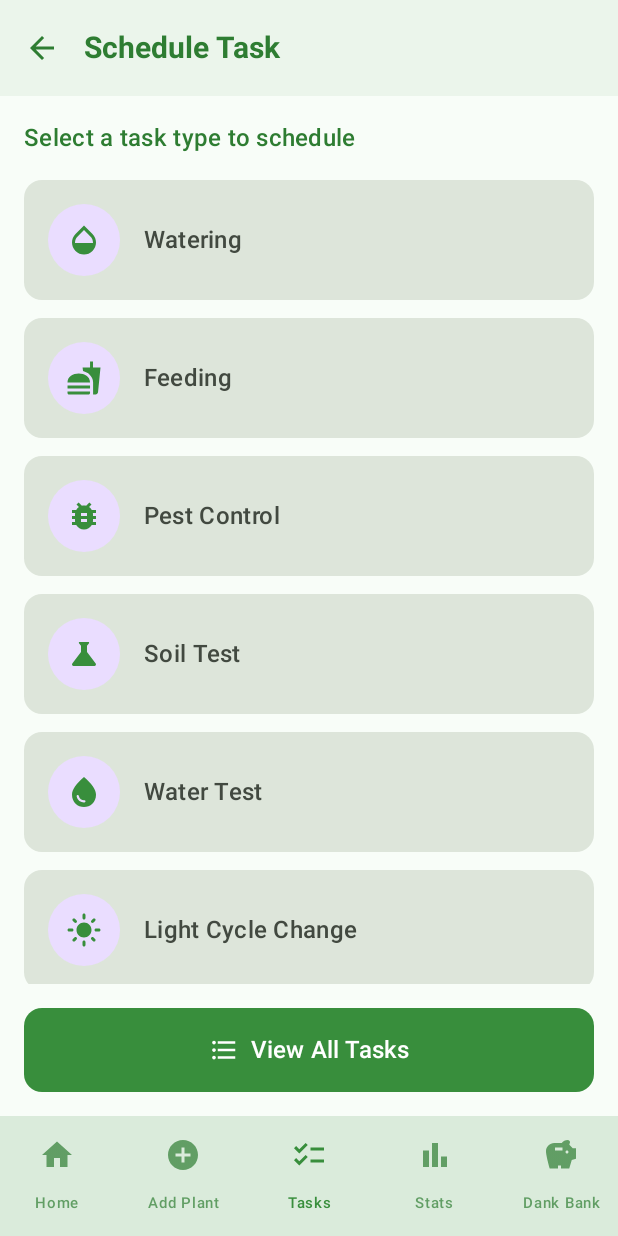
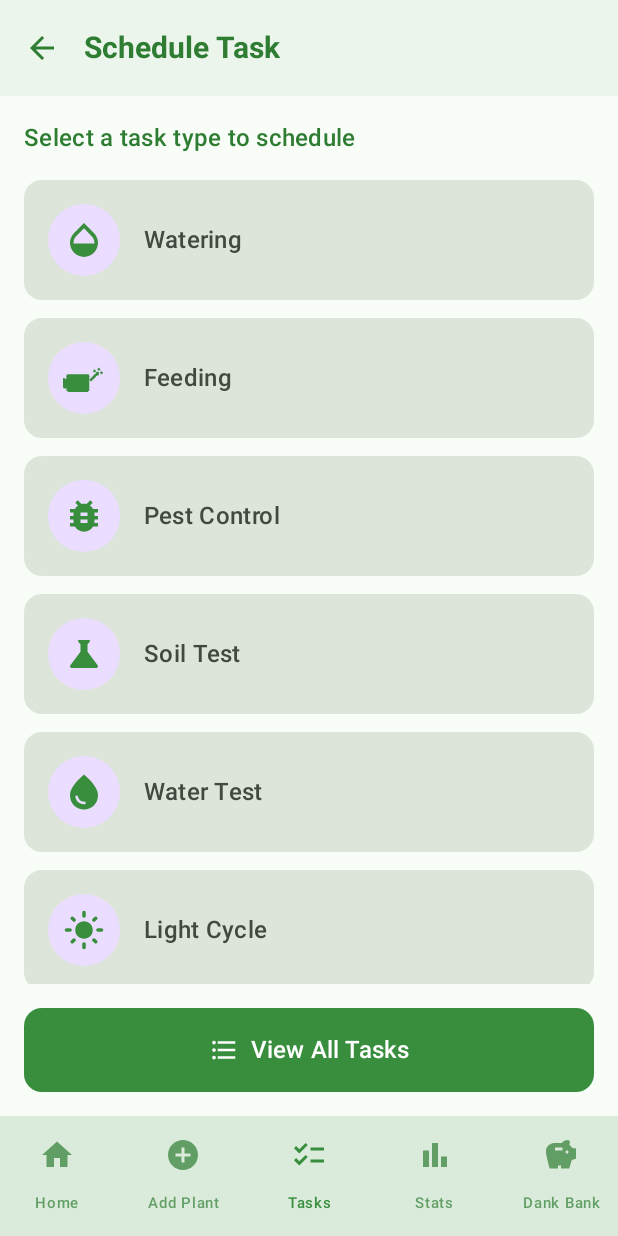
Before and after one commit to Ay7ot/mygreenhouse, an Android app built with Jetpack Compose: the screen it shows after launch (MainActivity), item 3 of the bottom bar chosen, on a phone screen of 412 x 824 dp. Run offline under Robolectric (Android 15) with nearby library versions, the phone set to English and light mode, and no system bars; our stand-ins replace Room's generated code; 6 statements that could not run were skipped.

Commit message:
Added custom feeding icon

```diff
--- a/app/src/main/java/com/example/mygreenhouse/ui/screens/dankbank/DankBankScreen.kt
+++ b/app/src/main/java/com/example/mygreenhouse/ui/screens/dankbank/DankBankScreen.kt
@@ -948,16 +948,16 @@ fun SimplePieChart(
     // Define text color before Canvas scope
     val textColor = if (darkTheme) TextWhite else MaterialTheme.colorScheme.onSurface
 
-    Column(
+    Row(
         modifier = modifier,
-        horizontalAlignment = Alignment.CenterHorizontally
+        verticalAlignment = Alignment.CenterVertically,
+        horizontalArrangement = Arrangement.Center
     ) {
         // Pie Chart
         Canvas(
             modifier = Modifier.size(180.dp)
         ) {
             var startAngle = 0f
-
             data.entries.filter { it.value > 0 }.forEachIndexed { index, entry ->
                 val sweepAngle = 360f * entry.value / total
                 drawArc(
@@ -969,33 +969,19 @@ fun SimplePieChart(
                 startAngle += sweepAngle
             }
         }
-
-        Spacer(modifier = Modifier.height(20.dp))
-
-        // Legend - centered below the chart
+        Spacer(modifier = Modifier.width(24.dp))
+        // Legend list
         Column(
-            modifier = Modifier.fillMaxWidth(),
-            verticalArrangement = Arrangement.spacedBy(10.dp),
-            horizontalAlignment = Alignment.CenterHorizontally
+            verticalArrangement = Arrangement.spacedBy(10.dp)
         ) {
-            data.entries.filter { it.value > 0 }.forEachIndexed { index, entry ->
-                val percentage = (entry.value * 100f / total).toInt()
-                Row(
-                    verticalAlignment = Alignment.CenterVertically,
-                    horizontalArrangement = Arrangement.Center
-                ) {
-                    Box(
-                        modifier = Modifier
-                            .size(14.dp)
-                            .background(colors[index % colors.size], shape = CircleShape)
+            data.entries.forEachIndexed { index, entry ->
+                val percentage = if (total > 0) (entry.value * 100f / total).toInt() else 0
+                val totalInt = total.toInt()
+                    Text(
+                    text = "${entry.key}: ${entry.value}/$totalInt ($percentage%)",
+                        color = textColor,
+                    fontSize = 12.sp
                     )
-                    Spacer(modifier = Modifier.width(12.dp))
-                    Text(
-                        text = "${entry.key} ($percentage%)",
-                        color = textColor,
-                        fontSize = 15.sp
-                    )
-                }
             }
         }
     }
@@ -1165,7 +1151,7 @@ fun SeedBankChartsPager(uiState: DankBankUiState, darkTheme: Boolean) {
                 state = pagerState,
                 modifier = Modifier
                     .fillMaxWidth()
-                    .height(220.dp)
+                    .height(340.dp)
             ) { page ->
                 when (page) {
                     0 -> SimplePieChart(
@@ -1177,14 +1163,14 @@ fun SeedBankChartsPager(uiState: DankBankUiState, darkTheme: Boolean) {
                         ),
                         modifier = Modifier
                             .fillMaxWidth()
-                            .height(220.dp),
+                            .height(340.dp),
                         darkTheme = darkTheme
                     )
                     1 -> SeedsPerStrainPieChart(
                         data = uiState.seedsPerStrain,
                         modifier = Modifier
                             .fillMaxWidth()
-                            .height(220.dp),
+                            .height(340.dp),
                         darkTheme = darkTheme
                     )
                 }
@@ -1258,9 +1244,10 @@ fun SeedsPerStrainPieChart(
     // Define text color before Canvas scope
     val textColor = if (darkTheme) TextWhite else MaterialTheme.colorScheme.onSurface
 
-    Column(
+    Row(
         modifier = modifier,
-        horizontalAlignment = Alignment.CenterHorizontally
+        verticalAlignment = Alignment.CenterVertically,
+        horizontalArrangement = Arrangement.Center
     ) {
         // Pie Chart
         Canvas(
@@ -1279,37 +1266,19 @@ fun SeedsPerStrainPieChart(
                 startAngle += sweepAngle
             }
         }
-
-        Spacer(modifier = Modifier.height(20.dp))
-
-        // Legend - centered below the chart with full strain names
+        Spacer(modifier = Modifier.width(24.dp))
+        // Legend list
         Column(
-            modifier = Modifier.fillMaxWidth(),
-            verticalArrangement = Arrangement.spacedBy(10.dp),
-            horizontalAlignment = Alignment.CenterHorizontally
+            verticalArrangement = Arrangement.spacedBy(10.dp)
         ) {
             sortedData.entries.filter { it.value > 0 }.forEachIndexed { index, entry ->
-                val percentage = (entry.value * 100f / total).toInt()
-
-                Row(
-                    verticalAlignment = Alignment.CenterVertically,
-                    horizontalArrangement = Arrangement.Center
-                ) {
-                    Box(
-                        modifier = Modifier
-                            .size(14.dp)
-                            .background(colors[index % colors.size], shape = CircleShape)
+                val percentage = if (total > 0) (entry.value * 100f / total).toInt() else 0
+                val totalInt2 = total.toInt()
+                    Text(
+                    text = "${entry.key}: ${entry.value}/$totalInt2 ($percentage%)",
+                        color = textColor,
+                    fontSize = 12.sp
                     )
-                    Spacer(modifier = Modifier.width(12.dp))
-                    Text(
-                        text = "${entry.key} ($percentage%)",
-                        color = textColor,
-                        fontSize = 15.sp,
-                        textAlign = TextAlign.Center,
-                        maxLines = 2,
-                        overflow = TextOverflow.Ellipsis
-                    )
-                }
             }
         }
     }
--- /dev/null
+++ b/app/src/main/java/com/example/mygreenhouse/ui/screens/task/FeedingIcon.kt
@@ -0,0 +1,219 @@
+package com.example.mygreenhouse.ui.screens.task
+
+import androidx.compose.ui.graphics.Color
+import androidx.compose.ui.graphics.PathFillType
+import androidx.compose.ui.graphics.SolidColor
+import androidx.compose.ui.graphics.StrokeCap
+import androidx.compose.ui.graphics.StrokeJoin
+import androidx.compose.ui.graphics.vector.ImageVector
+import androidx.compose.ui.graphics.vector.path
+import androidx.compose.ui.unit.dp
+
+/**
+ * Custom watering can icon for feeding tasks.
+ * Larger, more substantial design for better visibility.
+ */
+object FeedingIcon {
+    val WateringCan: ImageVector by lazy {
+        ImageVector.Builder(
+            name = "WateringCan",
+            defaultWidth = 24.dp,
+            defaultHeight = 24.dp,
+            viewportWidth = 24f,
+            viewportHeight = 24f
+        ).apply {
+            // Main body of the watering can (larger and chunkier)
+            path(
+                fill = SolidColor(Color(0xFF4CAF50)),
+                fillAlpha = 1.0f,
+                stroke = null,
+                strokeAlpha = 1.0f,
+                strokeLineWidth = 1.0f,
+                strokeLineCap = StrokeCap.Butt,
+                strokeLineJoin = StrokeJoin.Miter,
+                strokeLineMiter = 1.0f,
+                pathFillType = PathFillType.NonZero
+            ) {
+                moveTo(2f, 11f)
+                lineTo(2f, 19f)
+                lineTo(3f, 20f)
+                lineTo(14f, 20f)
+                lineTo(15f, 19f)
+                lineTo(15f, 11f)
+                lineTo(14f, 10f)
+                lineTo(3f, 10f)
+                close()
+            }
+
+            // Top rim of the watering can
+            path(
+                fill = SolidColor(Color(0xFF388E3C)),
+                fillAlpha = 1.0f,
+                stroke = null,
+                strokeAlpha = 1.0f,
+                strokeLineWidth = 1.0f,
+                strokeLineCap = StrokeCap.Butt,
+                strokeLineJoin = StrokeJoin.Miter,
+                strokeLineMiter = 1.0f,
+                pathFillType = PathFillType.NonZero
+            ) {
+                moveTo(2f, 10f)
+                lineTo(2f, 11f)
+                lineTo(15f, 11f)
+                lineTo(15f, 10f)
+                close()
+            }
+
+            // Handle (thicker)
+            path(
+                fill = null,
+                fillAlpha = 1.0f,
+                stroke = SolidColor(Color(0xFF2E7D32)),
+                strokeAlpha = 1.0f,
+                strokeLineWidth = 2.0f,
+                strokeLineCap = StrokeCap.Round,
+                strokeLineJoin = StrokeJoin.Round,
+                strokeLineMiter = 1.0f,
+                pathFillType = PathFillType.NonZero
+            ) {
+                moveTo(0.5f, 13f)
+                lineTo(0.5f, 16f)
+                lineTo(1f, 17f)
+                lineTo(2f, 17f)
+                lineTo(2.5f, 16f)
+                lineTo(2.5f, 13f)
+            }
+
+            // Spout (wider)
+            path(
+                fill = SolidColor(Color(0xFF2E7D32)),
+                fillAlpha = 1.0f,
+                stroke = null,
+                strokeAlpha = 1.0f,
+                strokeLineWidth = 1.0f,
+                strokeLineCap = StrokeCap.Butt,
+                strokeLineJoin = StrokeJoin.Miter,
+                strokeLineMiter = 1.0f,
+                pathFillType = PathFillType.NonZero
+            ) {
+                moveTo(15f, 13f)
+                lineTo(19f, 9f)
+                lineTo(20f, 10f)
+                lineTo(16f, 14f)
+                close()
+            }
+
+            // Spout shower head (larger)
+            path(
+                fill = SolidColor(Color(0xFF1B5E20)),
+                fillAlpha = 1.0f,
+                stroke = null,
+                strokeAlpha = 1.0f,
+                strokeLineWidth = 1.0f,
+                strokeLineCap = StrokeCap.Butt,
+                strokeLineJoin = StrokeJoin.Miter,
+                strokeLineMiter = 1.0f,
+                pathFillType = PathFillType.NonZero
+            ) {
+                moveTo(19f, 8.5f)
+                lineTo(20.5f, 8.5f)
+                lineTo(20.5f, 10.5f)
+                lineTo(19f, 10.5f)
+                close()
+            }
+
+            // Water drops (larger and repositioned)
+            path(
+                fill = SolidColor(Color(0xFF2196F3)),
+                fillAlpha = 0.9f,
+                stroke = null,
+                strokeAlpha = 1.0f,
+                strokeLineWidth = 1.0f,
+                strokeLineCap = StrokeCap.Butt,
+                strokeLineJoin = StrokeJoin.Miter,
+                strokeLineMiter = 1.0f,
+                pathFillType = PathFillType.NonZero
+            ) {
+                // Larger drops
+                moveTo(20.5f, 6f)
+                lineTo(21.5f, 7f)
+                lineTo(20.5f, 8f)
+                lineTo(19.5f, 7f)
+                close()
+                moveTo(18f, 7f)
+                lineTo(19f, 8f)
+                lineTo(18f, 9f)
+                lineTo(17f, 8f)
+                close()
+                moveTo(22f, 8f)
+                lineTo(23f, 9f)
+                lineTo(22f, 10f)
+                lineTo(21f, 9f)
+                close()
+            }
+
+            // Shower head holes (multiple small holes)
+            path(
+                fill = SolidColor(Color(0xFF81C784)),
+                fillAlpha = 1.0f,
+                stroke = null,
+                strokeAlpha = 1.0f,
+                strokeLineWidth = 1.0f,
+                strokeLineCap = StrokeCap.Butt,
+                strokeLineJoin = StrokeJoin.Miter,
+                strokeLineMiter = 1.0f,
+                pathFillType = PathFillType.NonZero
+            ) {
+                // Row 1 of holes
+                moveTo(17.3f, 10.8f)
+                lineTo(17.6f, 10.8f)
+                lineTo(17.6f, 11.1f)
+                lineTo(17.3f, 11.1f)
+                close()
+
+                moveTo(17.9f, 10.8f)
+                lineTo(18.2f, 10.8f)
+                lineTo(18.2f, 11.1f)
+                lineTo(17.9f, 11.1f)
+                close()
+
+                // Row 2 of holes
+                moveTo(17.3f, 11.4f)
+                lineTo(17.6f, 11.4f)
+                lineTo(17.6f, 11.7f)
+                lineTo(17.3f, 11.7f)
+                close()
+
+                moveTo(17.9f, 11.4f)
+                lineTo(18.2f, 11.4f)
+                lineTo(18.2f, 11.7f)
+                lineTo(17.9f, 11.7f)
+                close()
+            }
+
+            // Water stream lines (subtle effect)
+            path(
+                fill = null,
+                fillAlpha = 1.0f,
+                stroke = SolidColor(Color(0xFF64B5F6)),
+                strokeAlpha = 0.4f,
+                strokeLineWidth = 0.5f,
+                strokeLineCap = StrokeCap.Round,
+                strokeLineJoin = StrokeJoin.Round,
+                strokeLineMiter = 1.0f,
+                pathFillType = PathFillType.NonZero
+            ) {
+                // Subtle water stream lines
+                moveTo(17.5f, 10.5f)
+                lineTo(17.2f, 12f)
+
+                moveTo(18f, 10.5f)
+                lineTo(17.8f, 12f)
+
+                moveTo(18.3f, 10.8f)
+                lineTo(18.2f, 12f)
+            }
+
+        }.build()
+    }
+}
--- a/app/src/main/java/com/example/mygreenhouse/ui/screens/task/TaskScreen.kt
+++ b/app/src/main/java/com/example/mygreenhouse/ui/screens/task/TaskScreen.kt
@@ -26,7 +26,6 @@ import androidx.compose.material.icons.filled.WaterDrop
 import androidx.compose.material.icons.filled.BugReport
 import androidx.compose.material.icons.filled.Co2
 import androidx.compose.material.icons.filled.LightMode
-import androidx.compose.material.icons.filled.Fastfood
 import androidx.compose.material3.Button
 import androidx.compose.material3.ButtonDefaults
 import androidx.compose.material3.Card
@@ -58,6 +57,7 @@ import com.example.mygreenhouse.ui.theme.PrimaryGreen
 import com.example.mygreenhouse.ui.theme.TextWhite
 import androidx.navigation.NavController
 
+
 // For displaying user-friendly names for TaskType
 fun TaskType.displayName(): String {
     return when (this) {
@@ -66,7 +66,7 @@ fun TaskType.displayName(): String {
         TaskType.PEST_CONTROL -> "Pest Control"
         TaskType.SOIL_TEST -> "Soil Test"
         TaskType.WATER_TEST -> "Water Test"
-        TaskType.LIGHT_CYCLE_CHANGE -> "Light Cycle Change"
+        TaskType.LIGHT_CYCLE_CHANGE -> "Light Cycle"
         TaskType.CO2_SUPPLEMENTATION -> "CO₂ Supplementation"
         TaskType.OTHER -> "Other Task"
     }
@@ -79,7 +79,7 @@ fun TaskType.displayName(): String {
 fun TaskType.getIcon(): ImageVector {
     return when (this) {
         TaskType.WATERING -> Icons.Filled.Opacity
-        TaskType.FEEDING -> Icons.Filled.Fastfood
+        TaskType.FEEDING -> FeedingIcon.WateringCan
         TaskType.PEST_CONTROL -> Icons.Filled.BugReport
         TaskType.SOIL_TEST -> Icons.Filled.Science
         TaskType.WATER_TEST -> Icons.Filled.WaterDrop
@@ -243,7 +243,7 @@ fun TaskTypeCard(
                 Icon(
                     imageVector = taskType.getIcon(),
                     contentDescription = null,
-                    modifier = Modifier.size(24.dp),
+                    modifier = Modifier.size(28.dp),
                     tint = if (darkTheme) PrimaryGreen else MaterialTheme.colorScheme.primary
                 )
             }
```
Also changed, not shown: 1 other file.
